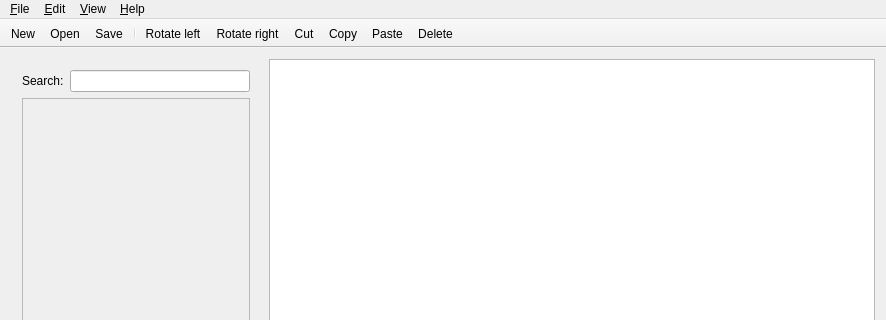
Old version of the form app/mainwindow.ui in the repository GIBIS-UNIFESP/wiRedPanda; both pictures show x 0 to 886 and y 0 to 320 of the 886 by 765 pixel window.
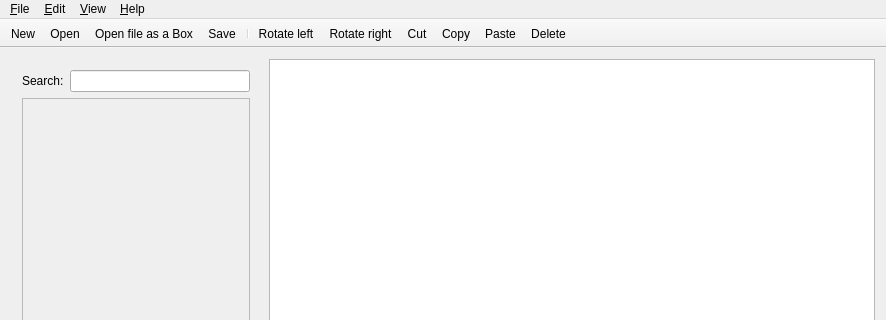
New version of the form. The open tabs and pages were chosen to show the change. Icons and pictures are not drawn. Custom widgets are drawn as their Qt base class.

Commit message: Open file as a box added to main toolbar

Patch:
```diff
--- a/app/mainwindow.ui
+++ b/app/mainwindow.ui
@@ -1009,6 +1009,7 @@
    </attribute>
    <addaction name="actionNew"/>
    <addaction name="actionOpen"/>
+   <addaction name="actionOpen_Box"/>
    <addaction name="actionSave"/>
    <addaction name="separator"/>
    <addaction name="actionRotate_left"/>
```
Left out of the diff: 32 changed lines with no effect on the pictures. The commit also changes 2 other files.
